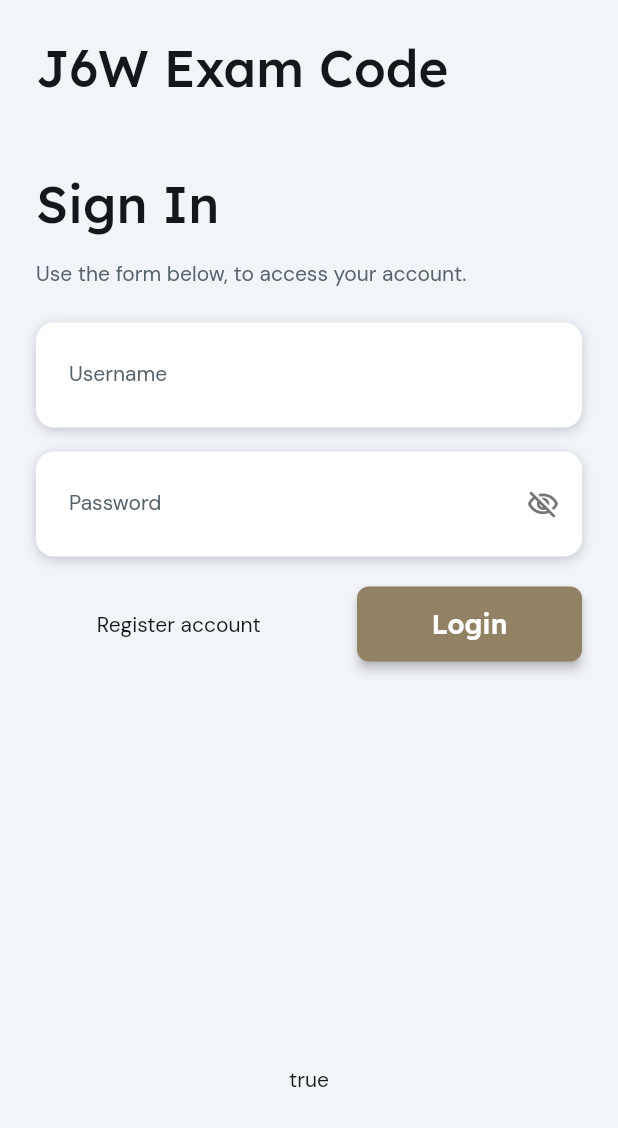
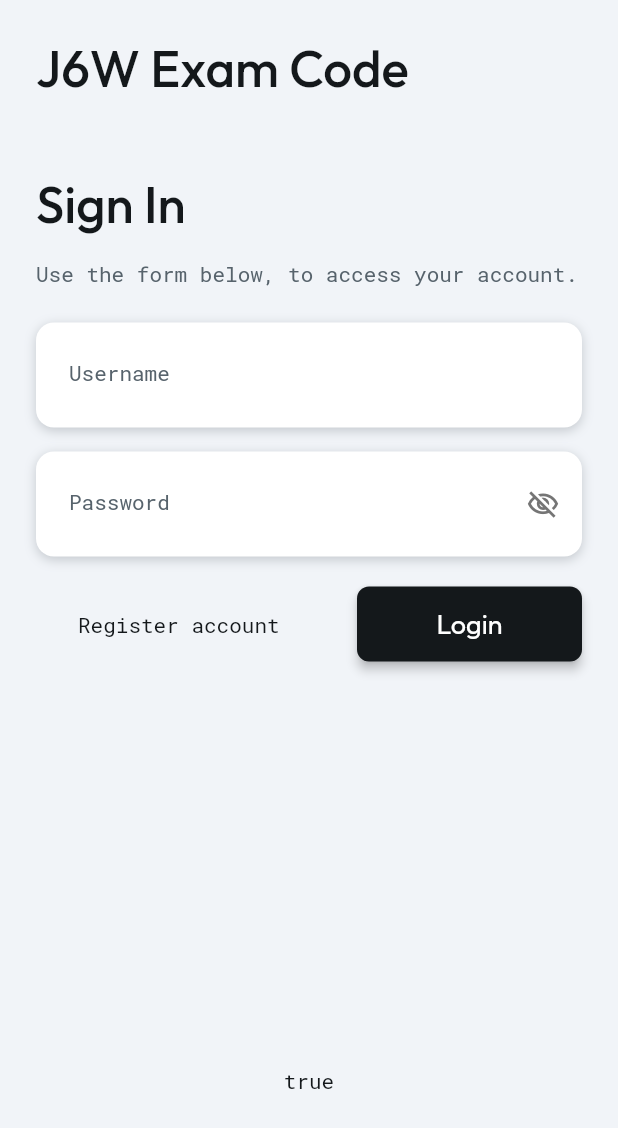
Before and after one commit to Philappdeveloperco2022/examcodingtest, a Flutter app: the screen it shows after launch, on a phone screen of 412 x 824 dp. Shown: the top 1128 px of the screen. Run offline on Flutter 3.47's test engine with Material 2 defaults, Android fonts, the phone set to English and light mode, and no system bars; drawn by our look-alikes of auto_size_text; our stand-ins replace built_collection, built_value, cached_network_image, chewie, cloud_firestore, equatable and 18 more; missing offline and left inert: dash_chat, flutter_google_places, google_api_headers, google_maps_webservice, json_path, mime_type; accounts and stored records are empty; generated files the repository leaves out were written again; statements that could not run were skipped.

Commit message:
Updating to latest output.

```diff
--- a/lib/chat_page/chat_page_widget.dart
+++ b/lib/chat_page/chat_page_widget.dart
@@ -81,7 +81,7 @@ class _ChatPageWidgetState extends State<ChatPageWidget> {
               Text(
                 'Group Chat',
                 style: FlutterFlowTheme.of(context).bodyText1.override(
-                      fontFamily: 'DM Sans',
+                      fontFamily: 'Roboto Mono',
                       color: Colors.black,
                       fontSize: 16,
                       fontWeight: FontWeight.bold,
@@ -151,14 +151,14 @@ class _ChatPageWidgetState extends State<ChatPageWidget> {
                   ),
                   currentUserTextStyle:
                       FlutterFlowTheme.of(context).bodyText2.override(
-                            fontFamily: 'DM Sans',
+                            fontFamily: 'Roboto Mono',
                             color: FlutterFlowTheme.of(context).alternate,
                           ),
                   otherUsersTextStyle: FlutterFlowTheme.of(context).bodyText1,
                   inputHintTextStyle: FlutterFlowTheme.of(context).bodyText2,
                   inputTextStyle:
                       FlutterFlowTheme.of(context).bodyText1.override(
-                            fontFamily: 'DM Sans',
+                            fontFamily: 'Roboto Mono',
                             color: FlutterFlowTheme.of(context).alternate,
                             fontWeight: FontWeight.bold,
                           ),
--- a/lib/components/comments_widget.dart
+++ b/lib/components/comments_widget.dart
@@ -238,7 +238,7 @@ class _CommentsWidgetState extends State<CommentsWidget> {
                                                                   .bodyText1
                                                                   .override(
                                                                     fontFamily:
-                                                                        'DM Sans',
+                                                                        'Roboto Mono',
                                                                     fontSize:
                                                                         12,
                                                                   ),
@@ -258,7 +258,7 @@ class _CommentsWidgetState extends State<CommentsWidget> {
                                                                 .bodyText2
                                                                 .override(
                                                                   fontFamily:
-                                                                      'DM Sans',
+                                                                      'Roboto Mono',
                                                                   fontSize: 12,
                                                                 ),
                                                           ),
@@ -387,7 +387,7 @@ class _CommentsWidgetState extends State<CommentsWidget> {
                             textStyle: FlutterFlowTheme.of(context)
                                 .subtitle2
                                 .override(
-                                  fontFamily: 'DM Sans',
+                                  fontFamily: 'Roboto Mono',
                                   color:
                                       FlutterFlowTheme.of(context).primaryColor,
                                 ),
--- a/lib/components/create_modal_widget.dart
+++ b/lib/components/create_modal_widget.dart
@@ -136,7 +136,7 @@ class _CreateModalWidgetState extends State<CreateModalWidget> {
                                 style: FlutterFlowTheme.of(context)
                                     .title3
                                     .override(
-                                      fontFamily: 'Lexend',
+                                      fontFamily: 'Outfit',
                                       color: FlutterFlowTheme.of(context)
                                           .tertiaryColor,
                                     ),
--- a/lib/components/delete_post_widget.dart
+++ b/lib/components/delete_post_widget.dart
@@ -58,7 +58,7 @@ class _DeletePostWidgetState extends State<DeletePostWidget> {
                 height: 60,
                 color: Color(0xFFFF5963),
                 textStyle: FlutterFlowTheme.of(context).subtitle2.override(
-                      fontFamily: 'DM Sans',
+                      fontFamily: 'Roboto Mono',
                       color: Colors.white,
                     ),
                 borderSide: BorderSide(
--- a/lib/components/delete_story_widget.dart
+++ b/lib/components/delete_story_widget.dart
@@ -58,7 +58,7 @@ class _DeleteStoryWidgetState extends State<DeleteStoryWidget> {
                 height: 60,
                 color: Color(0xFFFF5963),
                 textStyle: FlutterFlowTheme.of(context).subtitle2.override(
-                      fontFamily: 'DM Sans',
+                      fontFamily: 'Roboto Mono',
                       color: Colors.white,
                     ),
                 borderSide: BorderSide(
--- a/lib/create_dog_profile/create_dog_profile_widget.dart
+++ b/lib/create_dog_profile/create_dog_profile_widget.dart
@@ -61,7 +61,7 @@ class _CreateDogProfileWidgetState extends State<CreateDogProfileWidget> {
             child: Text(
               '1/2',
               style: FlutterFlowTheme.of(context).bodyText1.override(
-                    fontFamily: 'DM Sans',
+                    fontFamily: 'Roboto Mono',
                     color: FlutterFlowTheme.of(context).primaryColor,
                     fontWeight: FontWeight.bold,
                   ),
@@ -399,7 +399,7 @@ class _CreateDogProfileWidgetState extends State<CreateDogProfileWidget> {
                               textStyle: FlutterFlowTheme.of(context)
                                   .subtitle2
                                   .override(
-                                    fontFamily: 'DM Sans',
+                                    fontFamily: 'Roboto Mono',
                                     color: FlutterFlowTheme.of(context)
                                         .primaryDark,
                                   ),
@@ -443,7 +443,7 @@ class _CreateDogProfileWidgetState extends State<CreateDogProfileWidget> {
                               textStyle: FlutterFlowTheme.of(context)
                                   .subtitle2
                                   .override(
-                                    fontFamily: 'DM Sans',
+                                    fontFamily: 'Roboto Mono',
                                     color: Colors.white,
                                   ),
                               elevation: 2,
--- a/lib/create_dog_profile_new/create_dog_profile_new_widget.dart
+++ b/lib/create_dog_profile_new/create_dog_profile_new_widget.dart
@@ -380,7 +380,7 @@ class _CreateDogProfileNewWidgetState extends State<CreateDogProfileNewWidget> {
                         color: FlutterFlowTheme.of(context).primaryColor,
                         textStyle:
                             FlutterFlowTheme.of(context).subtitle2.override(
-                                  fontFamily: 'DM Sans',
+                                  fontFamily: 'Roboto Mono',
                                   color: Colors.white,
                                 ),
                         elevation: 2,
--- a/lib/create_story/create_story_widget.dart
+++ b/lib/create_story/create_story_widget.dart
@@ -355,7 +355,7 @@ class _CreateStoryWidgetState extends State<CreateStoryWidget> {
                                 style: FlutterFlowTheme.of(context)
                                     .bodyText1
                                     .override(
-                                      fontFamily: 'DM Sans',
+                                      fontFamily: 'Roboto Mono',
                                       color: FlutterFlowTheme.of(context)
                                           .background,
                                       fontSize: 12,
@@ -437,7 +437,7 @@ class _CreateStoryWidgetState extends State<CreateStoryWidget> {
                                 style: FlutterFlowTheme.of(context)
                                     .bodyText1
                                     .override(
-                                      fontFamily: 'DM Sans',
+                                      fontFamily: 'Roboto Mono',
                                       color: FlutterFlowTheme.of(context)
                                           .background,
                                       fontSize: 12,
@@ -477,7 +477,7 @@ class _CreateStoryWidgetState extends State<CreateStoryWidget> {
                         color: FlutterFlowTheme.of(context).primaryColor,
                         textStyle:
                             FlutterFlowTheme.of(context).subtitle2.override(
-                                  fontFamily: 'DM Sans',
+                                  fontFamily: 'Roboto Mono',
                                   color: Colors.white,
                                 ),
                         elevation: 2,
--- a/lib/create_your_profile/create_your_profile_widget.dart
+++ b/lib/create_your_profile/create_your_profile_widget.dart
@@ -62,7 +62,7 @@ class _CreateYourProfileWidgetState extends State<CreateYourProfileWidget> {
             child: Text(
               '2/2',
               style: FlutterFlowTheme.of(context).bodyText1.override(
-                    fontFamily: 'DM Sans',
+                    fontFamily: 'Roboto Mono',
                     color: FlutterFlowTheme.of(context).primaryColor,
                     fontWeight: FontWeight.bold,
                   ),
@@ -402,7 +402,7 @@ class _CreateYourProfileWidgetState extends State<CreateYourProfileWidget> {
                           color: FlutterFlowTheme.of(context).primaryColor,
                           textStyle:
                               FlutterFlowTheme.of(context).subtitle2.override(
-                                    fontFamily: 'DM Sans',
+                                    fontFamily: 'Roboto Mono',
                                     color: Colors.white,
                                   ),
                           elevation: 2,
--- a/lib/edit_dog_profile/edit_dog_profile_widget.dart
+++ b/lib/edit_dog_profile/edit_dog_profile_widget.dart
@@ -428,7 +428,7 @@ class _EditDogProfileWidgetState extends State<EditDogProfileWidget> {
                                   textStyle: FlutterFlowTheme.of(context)
                                       .subtitle2
                                       .override(
-                                        fontFamily: 'DM Sans',
+                                        fontFamily: 'Roboto Mono',
                                         color: Colors.white,
                                       ),
                                   elevation: 2,
--- a/lib/edit_user_profile/edit_user_profile_widget.dart
+++ b/lib/edit_user_profile/edit_user_profile_widget.dart
@@ -415,7 +415,7 @@ class _EditUserProfileWidgetState extends State<EditUserProfileWidget> {
                               textStyle: FlutterFlowTheme.of(context)
                                   .subtitle2
                                   .override(
-                                    fontFamily: 'DM Sans',
+                                    fontFamily: 'Roboto Mono',
                                     color: Colors.white,
                                   ),
                               elevation: 2,
--- a/lib/flutter_flow/flutter_flow_theme.dart
+++ b/lib/flutter_flow/flutter_flow_theme.dart
@@ -66,9 +66,9 @@ abstract class FlutterFlowTheme {
 }
 
 class LightModeTheme extends FlutterFlowTheme {
-  late Color primaryColor = const Color(0xFF928163);
-  late Color secondaryColor = const Color(0xFF14181B);
-  late Color tertiaryColor = const Color(0xFFDCC294);
+  late Color primaryColor = const Color(0xFF14181B);
+  late Color secondaryColor = const Color(0xFFFFFFFF);
+  late Color tertiaryColor = const Color(0xFFDBE2E7);
   late Color alternate = const Color(0xFFDBE2E7);
   late Color primaryBackground = const Color(0xFFF1F4F8);
   late Color secondaryBackground = const Color(0xFFFFFFFF);
@@ -80,7 +80,7 @@ class LightModeTheme extends FlutterFlowTheme {
   late Color grayIcon = Color(0xFF95A1AC);
   late Color gray200 = Color(0xFFDBE2E7);
   late Color dark600 = Color(0xFF262D34);
-  late Color primaryBtnText = Color(0xFFFFFFFF);
+  late Color primaryBtnText = Color(0xFF0F1316);
   late Color lineColor = Color(0xFFE0E3E7);
 }
 
@@ -106,51 +106,51 @@ class ThemeTypography extends Typography {
 
   final FlutterFlowTheme theme;
 
-  String get title1Family => 'Lexend';
+  String get title1Family => 'Outfit';
   TextStyle get title1 => GoogleFonts.getFont(
-        'Lexend',
+        'Outfit',
         color: theme.primaryText,
         fontWeight: FontWeight.w500,
         fontSize: 34,
       );
-  String get title2Family => 'Lexend';
+  String get title2Family => 'Outfit';
   TextStyle get title2 => GoogleFonts.getFont(
-        'Lexend',
+        'Outfit',
         color: theme.primaryText,
-        fontWeight: FontWeight.w600,
+        fontWeight: FontWeight.normal,
         fontSize: 28,
       );
-  String get title3Family => 'Lexend';
+  String get title3Family => 'Outfit';
   TextStyle get title3 => GoogleFonts.getFont(
-        'Lexend',
+        'Outfit',
         color: theme.primaryText,
         fontWeight: FontWeight.w500,
         fontSize: 20,
       );
-  String get subtitle1Family => 'Lexend';
+  String get subtitle1Family => 'Outfit';
   TextStyle get subtitle1 => GoogleFonts.getFont(
-        'Lexend',
+        'Outfit',
         color: theme.primaryText,
-        fontWeight: FontWeight.w600,
+        fontWeight: FontWeight.normal,
         fontSize: 18,
       );
-  String get subtitle2Family => 'DM Sans';
+  String get subtitle2Family => 'Roboto Mono';
   TextStyle get subtitle2 => GoogleFonts.getFont(
-        'DM Sans',
+        'Roboto Mono',
         color: theme.primaryText,
         fontWeight: FontWeight.w500,
         fontSize: 16,
       );
-  String get bodyText1Family => 'DM Sans';
+  String get bodyText1Family => 'Roboto Mono';
   TextStyle get bodyText1 => GoogleFonts.getFont(
-        'DM Sans',
+        'Roboto Mono',
         color: theme.primaryText,
         fontWeight: FontWeight.normal,
         fontSize: 14,
       );
-  String get bodyText2Family => 'DM Sans';
+  String get bodyText2Family => 'Roboto Mono';
   TextStyle get bodyText2 => GoogleFonts.getFont(
-        'DM Sans',
+        'Roboto Mono',
         color: theme.secondaryText,
         fontWeight: FontWeight.normal,
         fontSize: 14,
@@ -158,9 +158,9 @@ class ThemeTypography extends Typography {
 }
 
 class DarkModeTheme extends FlutterFlowTheme {
-  late Color primaryColor = const Color(0xFF928163);
-  late Color secondaryColor = const Color(0xFF14181B);
-  late Color tertiaryColor = const Color(0xFFDCC294);
+  late Color primaryColor = const Color(0xFF14181B);
+  late Color secondaryColor = const Color(0xFFFFFFFF);
+  late Color tertiaryColor = const Color(0xFF262D34);
   late Color alternate = const Color(0xFF262D34);
   late Color primaryBackground = const Color(0xFF1A1F24);
   late Color secondaryBackground = const Color(0xFF0F1316);
--- a/lib/home_page/home_page_widget.dart
+++ b/lib/home_page/home_page_widget.dart
@@ -274,7 +274,8 @@ class _HomePageWidgetState extends State<HomePageWidget>
                                                   FlutterFlowTheme.of(context)
                                                       .bodyText1
                                                       .override(
-                                                        fontFamily: 'DM Sans',
+                                                        fontFamily:
+                                                            'Roboto Mono',
                                                         fontSize: 12,
                                                       ),
                                             ),
--- a/lib/login/login_widget.dart
+++ b/lib/login/login_widget.dart
@@ -268,7 +268,7 @@ class _LoginWidgetState extends State<LoginWidget> {
                             textStyle: FlutterFlowTheme.of(context)
                                 .subtitle2
                                 .override(
-                                  fontFamily: 'DM Sans',
+                                  fontFamily: 'Roboto Mono',
                                   color:
                                       FlutterFlowTheme.of(context).primaryText,
                                   fontSize: 14,
@@ -333,7 +333,7 @@ class _LoginWidgetState extends State<LoginWidget> {
                             color: FlutterFlowTheme.of(context).primaryColor,
                             textStyle:
                                 FlutterFlowTheme.of(context).subtitle1.override(
-                                      fontFamily: 'Lexend',
+                                      fontFamily: 'Outfit',
                                       color: Colors.white,
                                     ),
                             elevation: 3,
--- a/lib/post_details/post_details_widget.dart
+++ b/lib/post_details/post_details_widget.dart
@@ -371,7 +371,7 @@ class _PostDetailsWidgetState extends State<PostDetailsWidget> {
                                       style: FlutterFlowTheme.of(context)
                                           .bodyText2
                                           .override(
-                                            fontFamily: 'DM Sans',
+                                            fontFamily: 'Roboto Mono',
                                             fontSize: 12,
                                           ),
                                     ),
@@ -715,7 +715,7 @@ class _PostDetailsWidgetState extends State<PostDetailsWidget> {
                                     textStyle: FlutterFlowTheme.of(context)
                                         .subtitle2
                                         .override(
-                                          fontFamily: 'DM Sans',
+                                          fontFamily: 'Roboto Mono',
                                           color: FlutterFlowTheme.of(context)
                                               .primaryColor,
                                         ),
--- a/lib/profile_page/profile_page_widget.dart
+++ b/lib/profile_page/profile_page_widget.dart
@@ -196,7 +196,7 @@ class _ProfilePageWidgetState extends State<ProfilePageWidget> {
                           textStyle: FlutterFlowTheme.of(context)
                               .bodyText1
                               .override(
-                                fontFamily: 'DM Sans',
+                                fontFamily: 'Roboto Mono',
                                 color:
                                     FlutterFlowTheme.of(context).tertiaryColor,
                               ),
--- a/lib/view_profile_page_other/view_profile_page_other_widget.dart
+++ b/lib/view_profile_page_other/view_profile_page_other_widget.dart
@@ -214,7 +214,7 @@ class _ViewProfilePageOtherWidgetState
                                     textStyle: FlutterFlowTheme.of(context)
                                         .subtitle2
                                         .override(
-                                          fontFamily: 'DM Sans',
+                                          fontFamily: 'Roboto Mono',
                                           color: Colors.white,
                                         ),
                                     borderSide: BorderSide(
```
Also changed, not shown: lib/create_account/create_account_widget.dart (+130 -73 lines), lib/story_details/story_details_widget.dart (+12 -11 lines), 4 other files.
